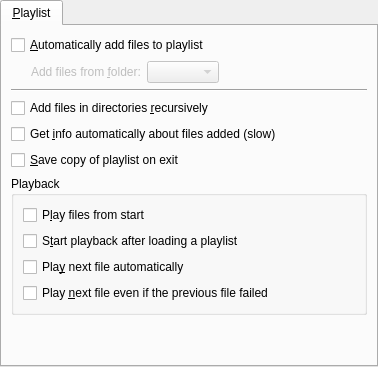
Old version of the form src/prefplaylist.ui in the repository smplayer-dev/smplayer.
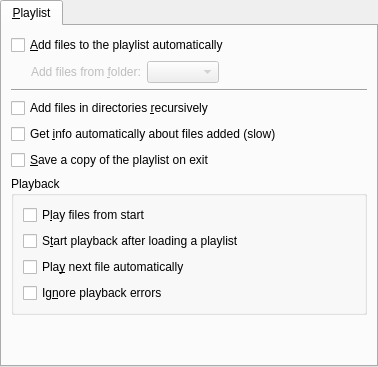
New version of the form.

Commit message: Add help texts

The edit to the form file:
```diff
--- a/src/prefplaylist.ui
+++ b/src/prefplaylist.ui
@@ -27,7 +27,7 @@
        <item>
         <widget class="QCheckBox" name="auto_add_to_playlist_check">
          <property name="text">
-          <string>&amp;Automatically add files to playlist</string>
+          <string>&amp;Add files to the playlist automatically</string>
          </property>
         </widget>
        </item>
@@ -114,7 +114,7 @@
        <item>
         <widget class="QCheckBox" name="autosave_on_exit_check">
          <property name="text">
-          <string>&amp;Save copy of playlist on exit</string>
+          <string>&amp;Save a copy of the playlist on exit</string>
          </property>
         </widget>
        </item>
@@ -148,7 +148,7 @@
           <item>
            <widget class="QCheckBox" name="ignore_errors_check">
             <property name="text">
-             <string>Play &amp;next file even if the previous file failed</string>
+             <string>Ig&amp;nore playback errors</string>
             </property>
            </widget>
           </item>
```
The commit also changes 1 other file.
